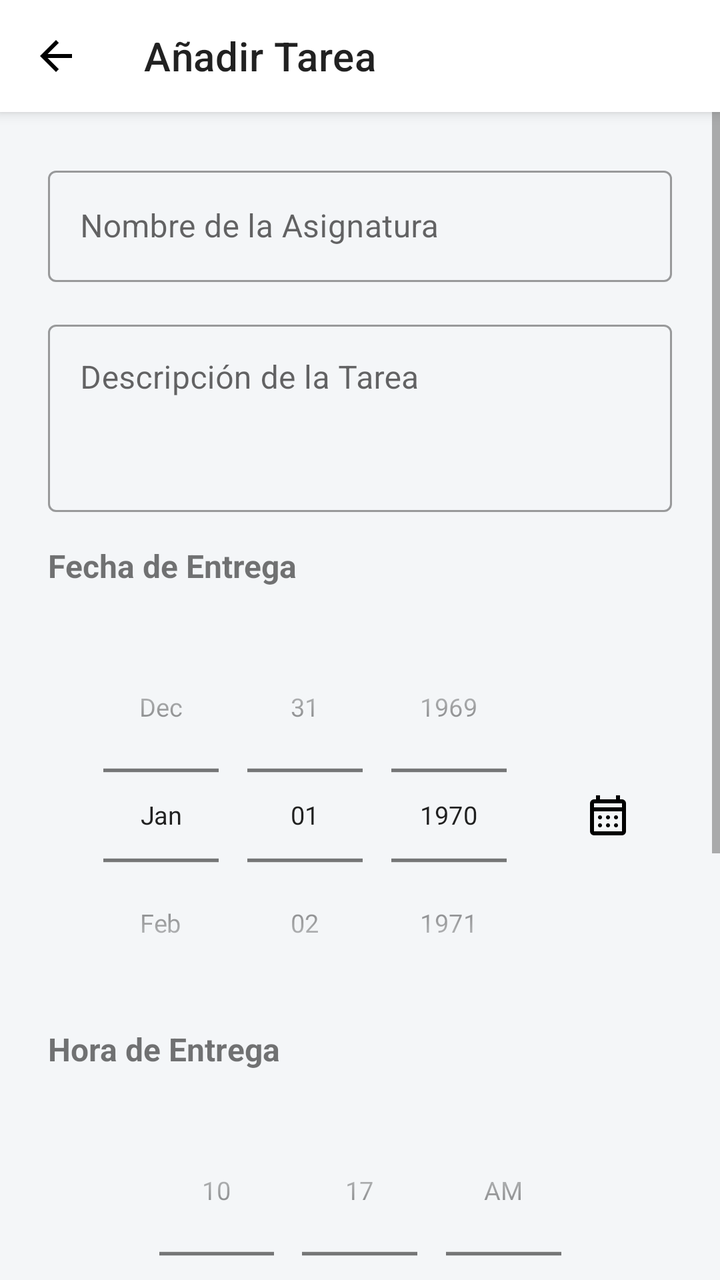
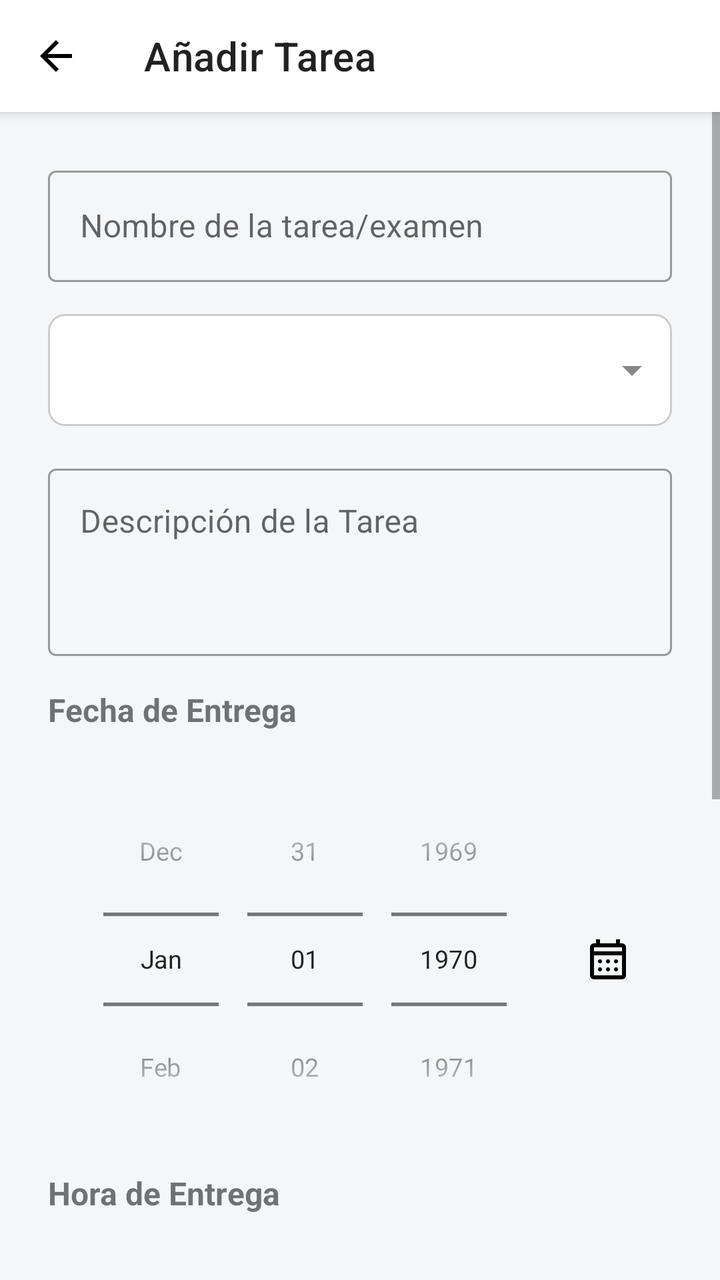

An Android layout rendered at two revisions. The XML below is the earlier revision; the diff shows what the commit changed to produce the second picture.
<!-- AndroidManifest.xml: activity theme Theme.MaterialComponents.Light.NoActionBar -->
<!-- res/layout/activity_add_item.xml -->
<?xml version="1.0" encoding="utf-8"?>
<androidx.constraintlayout.widget.ConstraintLayout xmlns:android="http://schemas.android.com/apk/res/android"
    xmlns:app="http://schemas.android.com/apk/res-auto"
    xmlns:tools="http://schemas.android.com/tools"
    android:layout_width="match_parent"
    android:layout_height="match_parent"
    android:background="#F4F6F8"
    android:fitsSystemWindows="true"
    tools:context=".AddItemActivity">

    
    <com.google.android.material.appbar.MaterialToolbar
        android:id="@+id/topAppBar"
        android:layout_width="match_parent"
        android:layout_height="?attr/actionBarSize"
        android:background="@android:color/white"
        android:elevation="4dp"
        app:layout_constraintTop_toTopOf="parent"
        app:navigationIcon="@drawable/ic_back_arrow"
        app:title="@string/add_task_titulo" />

    <ScrollView
        android:layout_width="match_parent"
        android:layout_height="0dp"
        app:layout_constraintTop_toBottomOf="@id/topAppBar"
        app:layout_constraintBottom_toBottomOf="parent">

        <LinearLayout
            android:layout_width="match_parent"
            android:layout_height="wrap_content"
            android:orientation="vertical"
            android:padding="24dp">

            <com.google.android.material.textfield.TextInputLayout
                style="@style/Widget.MaterialComponents.TextInputLayout.OutlinedBox"
                android:layout_width="match_parent"
                android:layout_height="wrap_content"
                android:layout_marginBottom="16dp">
                <com.google.android.material.textfield.TextInputEditText
                    android:id="@+id/etAsignatura"
                    android:layout_width="match_parent"
                    android:layout_height="wrap_content"
                    android:hint="@string/add_task_hint_asignatura" />
            </com.google.android.material.textfield.TextInputLayout>

            <com.google.android.material.textfield.TextInputLayout
                style="@style/Widget.MaterialComponents.TextInputLayout.OutlinedBox"
                android:layout_width="match_parent"
                android:layout_height="wrap_content"
                android:layout_marginBottom="16dp">
                <com.google.android.material.textfield.TextInputEditText
                    android:id="@+id/etDescripcion"
                    android:layout_width="match_parent"
                    android:layout_height="wrap_content"
                    android:gravity="top"
                    android:hint="@string/add_task_hint_desc"
                    android:minLines="3" />
            </com.google.android.material.textfield.TextInputLayout>

            <TextView
                android:layout_width="wrap_content"
                android:layout_height="wrap_content"
                android:layout_marginBottom="8dp"
                android:text="@string/add_task_label_fecha"
                android:textSize="16sp"
                android:textStyle="bold" />

            <LinearLayout
                android:layout_width="match_parent"
                android:layout_height="wrap_content"
                android:gravity="center_horizontal|center_vertical"
                android:orientation="horizontal">

                <DatePicker
                    android:id="@+id/datePicker"
                    android:layout_width="wrap_content"
                    android:layout_height="wrap_content"
                    android:calendarViewShown="false"
                    android:datePickerMode="spinner"
                    android:scaleX="0.9"
                    android:scaleY="0.9" />

                <ImageButton
                    android:id="@+id/btnToggleCalendar"
                    android:layout_width="48dp"
                    android:layout_height="48dp"
                    android:background="?attr/selectableItemBackgroundBorderless"
                    android:src="@drawable/ic_calendar" />
            </LinearLayout>

            <com.google.android.material.card.MaterialCardView
                android:id="@+id/cvCalendarContainer"
                android:layout_width="match_parent"
                android:layout_height="wrap_content"
                android:layout_marginTop="8dp"
                android:layout_marginBottom="16dp"
                android:visibility="gone"
                app:cardCornerRadius="12dp"
                app:cardElevation="2dp">

                <CalendarView
                    android:id="@+id/calendarView"
                    android:layout_width="match_parent"
                    android:layout_height="wrap_content" />

            </com.google.android.material.card.MaterialCardView>


            <TextView
                android:id="@+id/tvHora"
                android:layout_width="wrap_content"
                android:layout_height="wrap_content"
                android:layout_marginBottom="8dp"
                android:text="@string/add_task_label_hora"
                android:textSize="16sp"
                android:textStyle="bold" />

            <TimePicker
                android:id="@+id/timePicker"
                android:layout_width="wrap_content"
                android:layout_height="wrap_content"
                android:layout_gravity="center_horizontal"
                android:layout_marginBottom="24dp"
                android:scaleX="0.9"
                android:scaleY="0.9"
                android:timePickerMode="spinner" />

            <TextView
                android:layout_width="wrap_content"
                android:layout_height="wrap_content"
                android:layout_marginBottom="8dp"
                android:text="@string/add_task_label_recordatorios"
                android:textSize="16sp"
                android:textStyle="bold" />

            <Spinner
                android:id="@+id/spinnerNotificacion1"
                android:layout_width="match_parent"
                android:layout_height="wrap_content"
                android:layout_marginBottom="16dp" />

            <Spinner
                android:id="@+id/spinnerNotificacion2"
                android:layout_width="match_parent"
                android:layout_height="wrap_content"
                android:layout_marginBottom="24dp" />

            <com.google.android.material.button.MaterialButton
                android:id="@+id/btnGuardar"
                android:layout_width="match_parent"
                android:layout_height="wrap_content"
                android:padding="12dp"
                android:text="@string/add_task_btn_guardar"
                app:cornerRadius="20dp" />

        </LinearLayout>
    </ScrollView>

</androidx.constraintlayout.widget.ConstraintLayout>
<!-- resources referenced by this layout -->
<resources>
  <!-- drawable ic_back_arrow (drawable) -->
  <vector xmlns:android="http://schemas.android.com/apk/res/android" android:autoMirrored="true" android:height="24dp" android:tint="#000000" android:viewportHeight="24" android:viewportWidth="24" android:width="24dp">
        
      <path android:fillColor="@android:color/white" android:pathData="M20,11H7.83l5.59,-5.59L12,4l-8,8 8,8 1.41,-1.41L7.83,13H20v-2z"/>
      
  </vector>
  <!-- drawable ic_calendar (drawable) -->
  <vector xmlns:android="http://schemas.android.com/apk/res/android" android:height="24dp" android:tint="#000000" android:viewportHeight="960" android:viewportWidth="960" android:width="24dp">
        
      <path android:fillColor="@android:color/white" android:pathData="M200,880Q167,880 143.5,856.5Q120,833 120,800L120,240Q120,207 143.5,183.5Q167,160 200,160L240,160L240,80L320,80L320,160L640,160L640,80L720,80L720,160L760,160Q793,160 816.5,183.5Q840,207 840,240L840,800Q840,833 816.5,856.5Q793,880 760,880L200,880ZM200,800L760,800Q760,800 760,800Q760,800 760,800L760,400L200,400L200,800Q200,800 200,800Q200,800 200,800ZM200,320L760,320L760,240Q760,240 760,240Q760,240 760,240L200,240Q200,240 200,240Q200,240 200,240L200,320ZM200,320L200,240Q200,240 200,240Q200,240 200,240L200,240Q200,240 200,240Q200,240 200,240L200,320ZM480,560Q463,560 451.5,548.5Q440,537 440,520Q440,503 451.5,491.5Q463,480 480,480Q497,480 508.5,491.5Q520,503 520,520Q520,537 508.5,548.5Q497,560 480,560ZM320,560Q303,560 291.5,548.5Q280,537 280,520Q280,503 291.5,491.5Q303,480 320,480Q337,480 348.5,491.5Q360,503 360,520Q360,537 348.5,548.5Q337,560 320,560ZM640,560Q623,560 611.5,548.5Q600,537 600,520Q600,503 611.5,491.5Q623,480 640,480Q657,480 668.5,491.5Q680,503 680,520Q680,537 668.5,548.5Q657,560 640,560ZM480,720Q463,720 451.5,708.5Q440,697 440,680Q440,663 451.5,651.5Q463,640 480,640Q497,640 508.5,651.5Q520,663 520,680Q520,697 508.5,708.5Q497,720 480,720ZM320,720Q303,720 291.5,708.5Q280,697 280,680Q280,663 291.5,651.5Q303,640 320,640Q337,640 348.5,651.5Q360,663 360,680Q360,697 348.5,708.5Q337,720 320,720ZM640,720Q623,720 611.5,708.5Q600,697 600,680Q600,663 611.5,651.5Q623,640 640,640Q657,640 668.5,651.5Q680,663 680,680Q680,697 668.5,708.5Q657,720 640,720Z"/>
      
  </vector>
  <string name="add_task_btn_guardar">Guardar Tarea</string>
  <string name="add_task_hint_asignatura">Nombre de la Asignatura</string>
  <string name="add_task_hint_desc">Descripción de la Tarea</string>
  <string name="add_task_label_fecha">Fecha de Entrega</string>
  <string name="add_task_label_hora">Hora de Entrega</string>
  <string name="add_task_label_recordatorios">Recordatorios</string>
  <string name="add_task_titulo">Añadir Tarea</string>
</resources>

<!-- the commit's change to res/layout/activity_add_item.xml (unified diff, before → after) -->
@@ -22,7 +22,7 @@
     <ScrollView
         android:layout_width="match_parent"
         android:layout_height="0dp"
-        app:layout_constraintTop_toBottomOf="@id/topAppBar"
+        app:layout_constraintTop_toBottomOf="@+id/topAppBar"
         app:layout_constraintBottom_toBottomOf="parent">
 
         <LinearLayout
@@ -37,11 +37,21 @@
                 android:layout_height="wrap_content"
                 android:layout_marginBottom="16dp">
                 <com.google.android.material.textfield.TextInputEditText
-                    android:id="@+id/etAsignatura"
+                    android:id="@+id/etNombre"
                     android:layout_width="match_parent"
                     android:layout_height="wrap_content"
-                    android:hint="@string/add_task_hint_asignatura" />
+                    android:hint="Nombre de la tarea/examen"
+                    android:minLines="1" />
             </com.google.android.material.textfield.TextInputLayout>
+
+            <Spinner
+                android:id="@+id/spinnerAsignaturas"
+                android:layout_width="match_parent"
+                android:layout_height="56dp"
+                android:layout_marginBottom="16dp"
+                android:background="@drawable/bg_spinner"
+                android:paddingStart="12dp"
+                android:paddingEnd="12dp" />
 
             <com.google.android.material.textfield.TextInputLayout
                 style="@style/Widget.MaterialComponents.TextInputLayout.OutlinedBox"
<!-- resource entries referenced after the edit -->
@@ -1,5 +1,18 @@
 <!-- resources referenced by this layout -->
 <resources>
+  <!-- drawable bg_spinner (drawable) -->
+  <?xml version="1.0" encoding="utf-8"?>
+  <layer-list xmlns:android="http://schemas.android.com/apk/res/android">
+      <item>
+          <shape android:shape="rectangle">
+              <solid android:color="@android:color/white"/>
+              <corners android:radius="8dp"/>
+              <stroke android:width="1dp" android:color="#CCCCCC"/>
+          </shape>
+      </item>
+      <item android:gravity="center_vertical|end" android:right="8dp"
+          android:drawable="@drawable/ic_arrow_drop_down" />
+  </layer-list>
   <!-- drawable ic_back_arrow (drawable) -->
   <vector xmlns:android="http://schemas.android.com/apk/res/android" android:autoMirrored="true" android:height="24dp" android:tint="#000000" android:viewportHeight="24" android:viewportWidth="24" android:width="24dp">
         
@@ -13,11 +26,20 @@
       
   </vector>
   <string name="add_task_btn_guardar">Guardar Tarea</string>
-  <string name="add_task_hint_asignatura">Nombre de la Asignatura</string>
   <string name="add_task_hint_desc">Descripción de la Tarea</string>
   <string name="add_task_label_fecha">Fecha de Entrega</string>
   <string name="add_task_label_hora">Hora de Entrega</string>
   <string name="add_task_label_recordatorios">Recordatorios</string>
   <string name="add_task_titulo">Añadir Tarea</string>
+  <!-- drawable ic_arrow_drop_down (drawable) -->
+  <vector xmlns:android="http://schemas.android.com/apk/res/android"
+      android:width="24dp"
+      android:height="24dp"
+      android:viewportWidth="24.0"
+      android:viewportHeight="24.0">
+      <path
+          android:fillColor="#888888"
+          android:pathData="M7,10l5,5 5,-5z" />
+  </vector>
 </resources>
 
